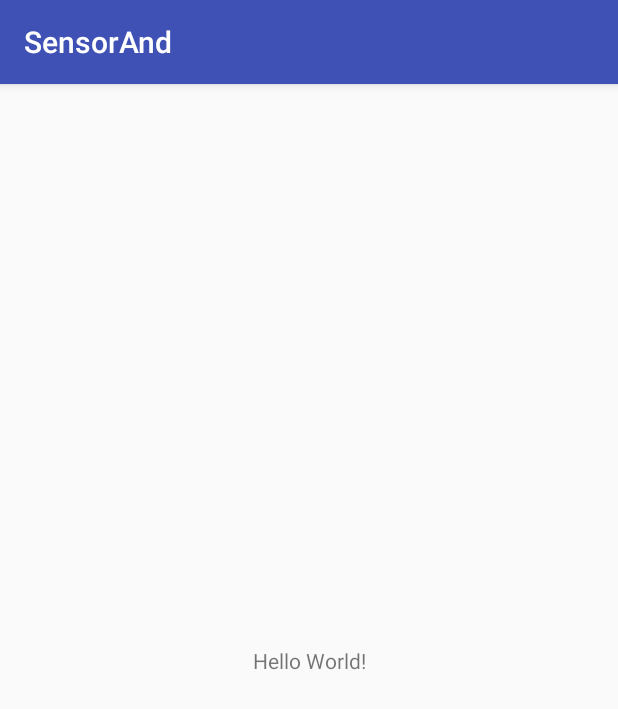
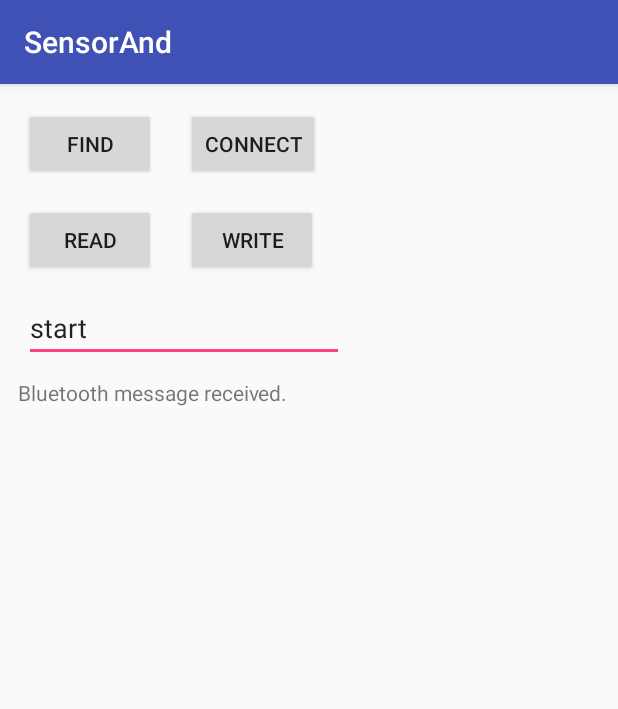
Before and after one commit to yongheuicho/Android_2018-1_SensorAnd, an Android app: the screen it shows after launch (MainActivity), on a phone screen of 412 x 824 dp. Shown: the top 709 px of the screen. Run offline under Robolectric (Android 15) with nearby library versions, the phone set to English and light mode, and no system bars.

Commit message:
[2018-05-02] SensorAnd #1

```diff
--- a/app/src/main/java/kr/ac/mokwon/ice/sensorand/MainActivity.java
+++ b/app/src/main/java/kr/ac/mokwon/ice/sensorand/MainActivity.java
@@ -6,10 +6,21 @@ import android.os.Build;
 import android.support.annotation.RequiresApi;
 import android.support.v7.app.AppCompatActivity;
 import android.os.Bundle;
+import android.widget.Button;
+import android.widget.EditText;
+import android.widget.TextView;
+import android.widget.Toast;
 
 public class MainActivity extends AppCompatActivity {
     protected BluetoothAdapter bthAdapter;
     protected BluetoothManager bthManager;
+    protected Button btFind, btConnect, btRead, btWrite;
+    protected EditText edWrite;
+    protected TextView txRead;
+
+    protected void showMsg(String str) {
+        Toast.makeText(this, str, Toast.LENGTH_SHORT).show();
+    }
 
     @RequiresApi(api = Build.VERSION_CODES.JELLY_BEAN_MR2)
     @Override
@@ -18,10 +29,20 @@ public class MainActivity extends AppCompatActivity {
         setContentView(R.layout.activity_main);
         bthManager = (BluetoothManager) getSystemService(BLUETOOTH_SERVICE);
         if (bthManager == null) return;
+        showMsg("BluetoothManager is found.");
         bthAdapter = bthManager.getAdapter();
         if (bthAdapter == null) return;
+        showMsg("BluetoothAdapter is found.");
         if (!bthAdapter.isEnabled()) {
 
-        }
+            showMsg("Bluetooth is not enabled.");
+        } else showMsg("Bluetooth is enabled.");
+
+        btFind = (Button) findViewById(R.id.btFind);
+        btConnect = (Button) findViewById(R.id.btConnect);
+        btRead = (Button) findViewById(R.id.btRead);
+        btWrite = (Button) findViewById(R.id.btWrite);
+        edWrite = (EditText) findViewById(R.id.edWrite);
+        txRead = (TextView) findViewById(R.id.txRead);
     }
 }
--- a/app/src/main/res/layout/activity_main.xml
+++ b/app/src/main/res/layout/activity_main.xml
@@ -6,13 +6,65 @@
     android:layout_height="match_parent"
     tools:context="kr.ac.mokwon.ice.sensorand.MainActivity">
 
-    <TextView
+    <Button
+        android:id="@+id/btFind"
         android:layout_width="wrap_content"
         android:layout_height="wrap_content"
-        android:text="Hello World!"
-        app:layout_constraintBottom_toBottomOf="parent"
-        app:layout_constraintLeft_toLeftOf="parent"
-        app:layout_constraintRight_toRightOf="parent"
+        android:layout_marginStart="16dp"
+        android:layout_marginTop="16dp"
+        android:text="Find"
+        app:layout_constraintStart_toStartOf="parent"
         app:layout_constraintTop_toTopOf="parent" />
 
+    <Button
+        android:id="@+id/btConnect"
+        android:layout_width="wrap_content"
+        android:layout_height="wrap_content"
+        android:layout_marginStart="124dp"
+        android:layout_marginTop="16dp"
+        android:text="Connect"
+        app:layout_constraintStart_toStartOf="parent"
+        app:layout_constraintTop_toTopOf="parent" />
+
+    <Button
+        android:id="@+id/btRead"
+        android:layout_width="wrap_content"
+        android:layout_height="wrap_content"
+        android:layout_marginStart="16dp"
+        android:layout_marginTop="80dp"
+        android:text="Read"
+        app:layout_constraintStart_toStartOf="parent"
+        app:layout_constraintTop_toTopOf="parent" />
+
+    <Button
+        android:id="@+id/btWrite"
+        android:layout_width="wrap_content"
+        android:layout_height="wrap_content"
+        android:layout_marginStart="124dp"
+        android:layout_marginTop="80dp"
+        android:text="Write"
+        app:layout_constraintStart_toStartOf="parent"
+        app:layout_constraintTop_toTopOf="parent" />
+
+    <EditText
+        android:id="@+id/edWrite"
+        android:layout_width="wrap_content"
+        android:layout_height="wrap_content"
+        android:layout_marginStart="16dp"
+        android:layout_marginTop="140dp"
+        android:ems="10"
+        android:inputType="textPersonName"
+        android:text="start"
+        app:layout_constraintStart_toStartOf="parent"
+        app:layout_constraintTop_toTopOf="parent" />
+
+    <TextView
+        android:id="@+id/txRead"
+        android:layout_width="334dp"
+        android:layout_height="298dp"
+        android:layout_marginStart="12dp"
+        android:layout_marginTop="196dp"
+        android:text="Bluetooth message received."
+        app:layout_constraintStart_toStartOf="parent"
+        app:layout_constraintTop_toTopOf="parent" />
 </android.support.constraint.ConstraintLayout>
```
